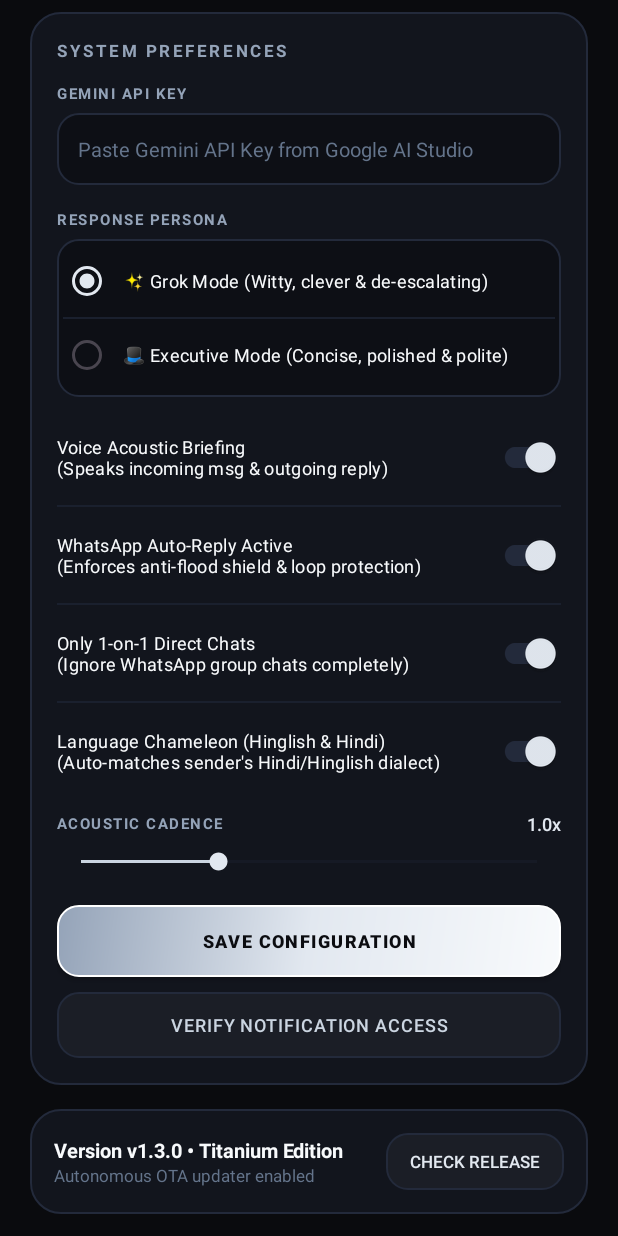
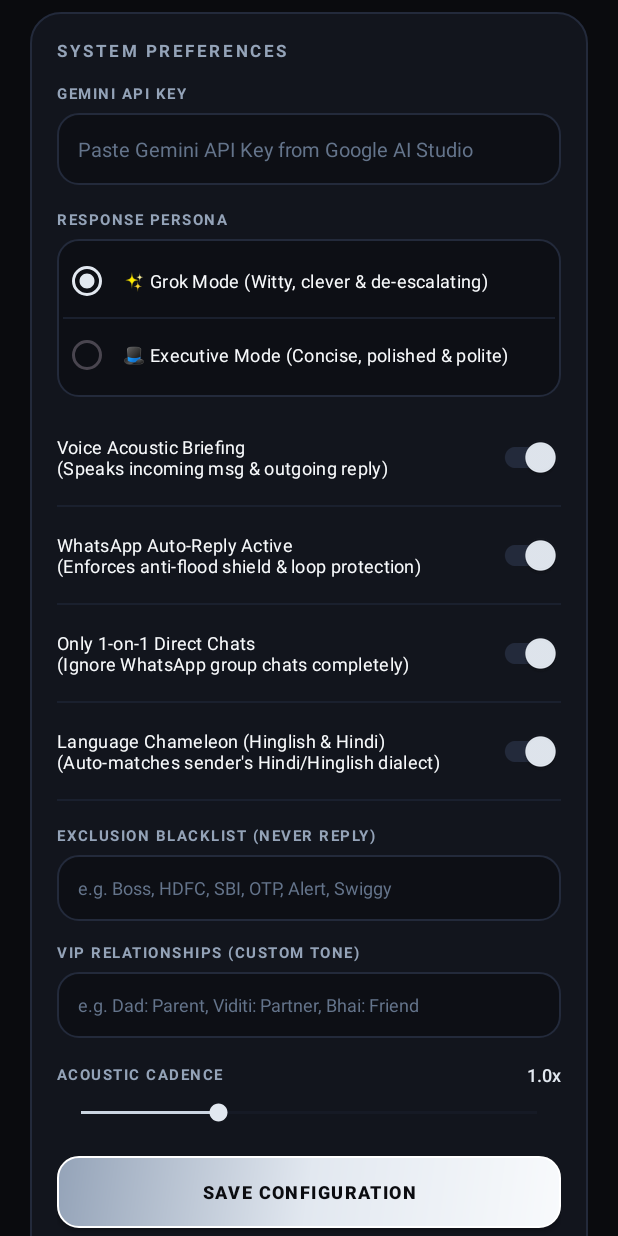
Before and after one commit to shashankswaroop789-eng/gemini-whatsapp-bot, an Android app: the screen it shows after launch (MainActivity), scrolled down 576 dp, on a phone screen of 412 x 824 dp. Run offline under Robolectric (Android 15) with nearby library versions, the phone set to English and light mode, and no system bars.

Commit message:
feat(branding): add custom luxury titanium app launcher icon and implement Feature 3 VIP Whitelist & Blacklist Manager

```diff
--- a/app/build.gradle.kts
+++ b/app/build.gradle.kts
@@ -11,8 +11,8 @@ android {
         applicationId = "com.example.geminiwhatsappbot"
         minSdk = 26
         targetSdk = 34
-        versionCode = 3
-        versionName = "1.3.0"
+        versionCode = 4
+        versionName = "1.4.0"
     }
 
     buildTypes {
--- a/app/src/main/AndroidManifest.xml
+++ b/app/src/main/AndroidManifest.xml
@@ -6,7 +6,8 @@
 
     <application
         android:allowBackup="true"
-        android:icon="@android:drawable/ic_dialog_info"
+        android:icon="@mipmap/ic_launcher"
+        android:roundIcon="@mipmap/ic_launcher_round"
         android:label="Gemini WhatsApp Bot"
         android:theme="@style/Theme.GeminiWhatsAppBot">
 
--- a/app/src/main/java/com/example/geminiwhatsappbot/MainActivity.kt
+++ b/app/src/main/java/com/example/geminiwhatsappbot/MainActivity.kt
@@ -53,6 +53,8 @@ class MainActivity : AppCompatActivity() {
         val toggleAutoReply = findViewById<SwitchMaterial>(R.id.toggleAutoReply)
         val toggleIgnoreGroups = findViewById<SwitchMaterial>(R.id.toggleIgnoreGroups)
         val toggleChameleon = findViewById<SwitchMaterial>(R.id.toggleChameleon)
+        val etBlacklist = findViewById<EditText>(R.id.etBlacklist)
+        val etVipProfiles = findViewById<EditText>(R.id.etVipProfiles)
         val btnPermission = findViewById<Button>(R.id.btnPermission)
         val btnSave = findViewById<Button>(R.id.btnSave)
         val btnCheckUpdate = findViewById<Button>(R.id.btnCheckUpdate)
@@ -90,6 +92,8 @@ class MainActivity : AppCompatActivity() {
         toggleAutoReply.isChecked = prefs.getBoolean("auto_reply_enabled", true)
         toggleIgnoreGroups.isChecked = prefs.getBoolean("ignore_groups", true)
         toggleChameleon.isChecked = prefs.getBoolean("chameleon_enabled", true)
+        etBlacklist.setText(prefs.getString("blacklist_contacts", ""))
+        etVipProfiles.setText(prefs.getString("vip_profiles", ""))
 
         val currentRate = prefs.getFloat("speech_rate", 1.0f)
         val progress = ((currentRate - 0.6f) / 0.1f).toInt().coerceIn(0, 10)
@@ -132,6 +136,8 @@ class MainActivity : AppCompatActivity() {
                 .putBoolean("auto_reply_enabled", toggleAutoReply.isChecked)
                 .putBoolean("ignore_groups", toggleIgnoreGroups.isChecked)
                 .putBoolean("chameleon_enabled", toggleChameleon.isChecked)
+                .putString("blacklist_contacts", etBlacklist.text.toString().trim())
+                .putString("vip_profiles", etVipProfiles.text.toString().trim())
                 .apply()
 
             Toast.makeText(this, "Configuration Saved ✓", Toast.LENGTH_SHORT).show()
--- a/app/src/main/java/com/example/geminiwhatsappbot/UpdateManager.kt
+++ b/app/src/main/java/com/example/geminiwhatsappbot/UpdateManager.kt
@@ -22,7 +22,7 @@ import java.util.concurrent.TimeUnit
 object UpdateManager {
 
     private const val TAG = "UpdateManager"
-    const val CURRENT_VERSION = "v1.3.0"
+    const val CURRENT_VERSION = "v1.4.0"
     private const val REPO_OWNER = "shashankswaroop789-eng"
     private const val REPO_NAME = "gemini-whatsapp-bot"
     private const val GITHUB_API_URL = "https://api.github.com/repos/$REPO_OWNER/$REPO_NAME/releases/latest"
--- /dev/null
+++ b/app/src/main/res/drawable/ic_launcher.xml
@@ -0,0 +1,5 @@
+<?xml version="1.0" encoding="utf-8"?>
+<layer-list xmlns:android="http://schemas.android.com/apk/res/android">
+    <item android:drawable="@drawable/ic_launcher_background" />
+    <item android:drawable="@drawable/ic_launcher_foreground" />
+</layer-list>
--- a/app/src/main/res/layout/activity_main.xml
+++ b/app/src/main/res/layout/activity_main.xml
@@ -487,6 +487,61 @@
                     app:thumbTint="@color/accent_titanium"
                     app:trackTint="@color/stroke_titanium" />
 
+                <View
+                    android:layout_width="match_parent"
+                    android:layout_height="1dp"
+                    android:background="@color/stroke_divider"
+                    android:layout_marginTop="8dp"
+                    android:layout_marginBottom="8dp" />
+
+                <!-- Exclusion Blacklist -->
+                <TextView
+                    android:layout_width="wrap_content"
+                    android:layout_height="wrap_content"
+                    android:layout_marginTop="8dp"
+                    android:text="EXCLUSION BLACKLIST (NEVER REPLY)"
+                    android:textSize="10sp"
+                    android:letterSpacing="0.1"
+                    android:textStyle="bold"
+                    android:textColor="@color/text_secondary" />
+
+                <EditText
+                    android:id="@+id/etBlacklist"
+                    android:layout_width="match_parent"
+                    android:layout_height="44dp"
+                    android:layout_marginTop="6dp"
+                    android:hint="e.g. Boss, HDFC, SBI, OTP, Alert, Swiggy"
+                    android:textColorHint="@color/text_tertiary"
+                    android:textColor="@color/text_primary"
+                    android:background="@drawable/bg_input_luxury"
+                    android:paddingStart="14dp"
+                    android:paddingEnd="14dp"
+                    android:textSize="12sp" />
+
+                <!-- VIP Relationship Profiles -->
+                <TextView
+                    android:layout_width="wrap_content"
+                    android:layout_height="wrap_content"
+                    android:layout_marginTop="14dp"
+                    android:text="VIP RELATIONSHIPS (CUSTOM TONE)"
+                    android:textSize="10sp"
+                    android:letterSpacing="0.1"
+                    android:textStyle="bold"
+                    android:textColor="@color/text_secondary" />
+
+                <EditText
+                    android:id="@+id/etVipProfiles"
+                    android:layout_width="match_parent"
+                    android:layout_height="44dp"
+                    android:layout_marginTop="6dp"
+                    android:hint="e.g. Dad: Parent, Viditi: Partner, Bhai: Friend"
+                    android:textColorHint="@color/text_tertiary"
+                    android:textColor="@color/text_primary"
+                    android:background="@drawable/bg_input_luxury"
+                    android:paddingStart="14dp"
+                    android:paddingEnd="14dp"
+                    android:textSize="12sp" />
+
                 <!-- Voice Cadence Slider -->
                 <LinearLayout
                     android:layout_width="match_parent"
--- /dev/null
+++ b/app/src/main/res/mipmap-anydpi-v26/ic_launcher.xml
@@ -0,0 +1,5 @@
+<?xml version="1.0" encoding="utf-8"?>
+<adaptive-icon xmlns:android="http://schemas.android.com/apk/res/android">
+    <background android:drawable="@drawable/ic_launcher_background" />
+    <foreground android:drawable="@drawable/ic_launcher_foreground" />
+</adaptive-icon>
--- /dev/null
+++ b/app/src/main/res/mipmap-anydpi-v26/ic_launcher_round.xml
@@ -0,0 +1,5 @@
+<?xml version="1.0" encoding="utf-8"?>
+<adaptive-icon xmlns:android="http://schemas.android.com/apk/res/android">
+    <background android:drawable="@drawable/ic_launcher_background" />
+    <foreground android:drawable="@drawable/ic_launcher_foreground" />
+</adaptive-icon>
```
Also changed, not shown: app/src/main/java/com/example/geminiwhatsappbot/WhatsAppGeminiService.kt (+69 -3 lines), app/src/main/res/drawable/ic_launcher_background.xml (added, +17 -0 lines), app/src/main/res/drawable/ic_launcher_foreground.xml (added, +49 -0 lines).
